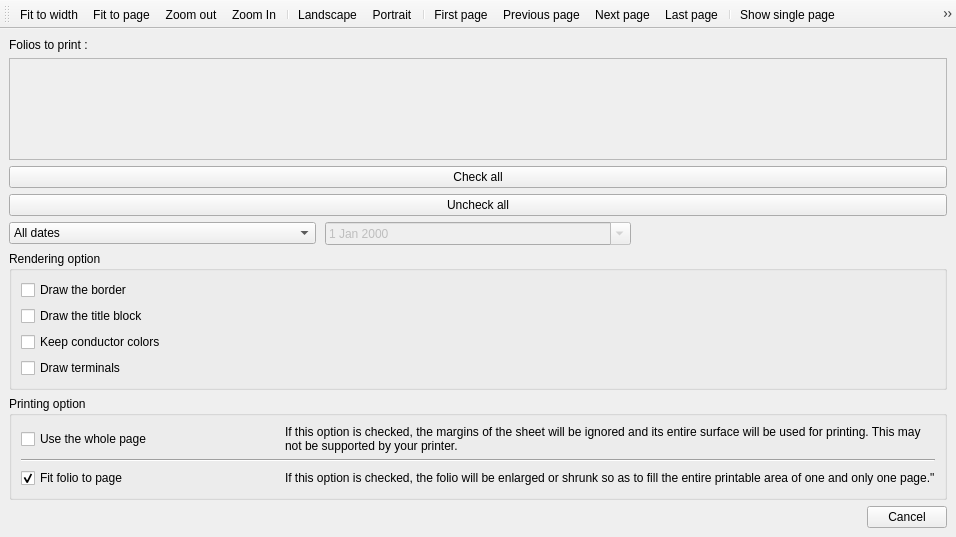
Old version of the form sources/print/projectprintwindow.ui in the repository EmilOsvoll/qelectrotech-source-mirror.
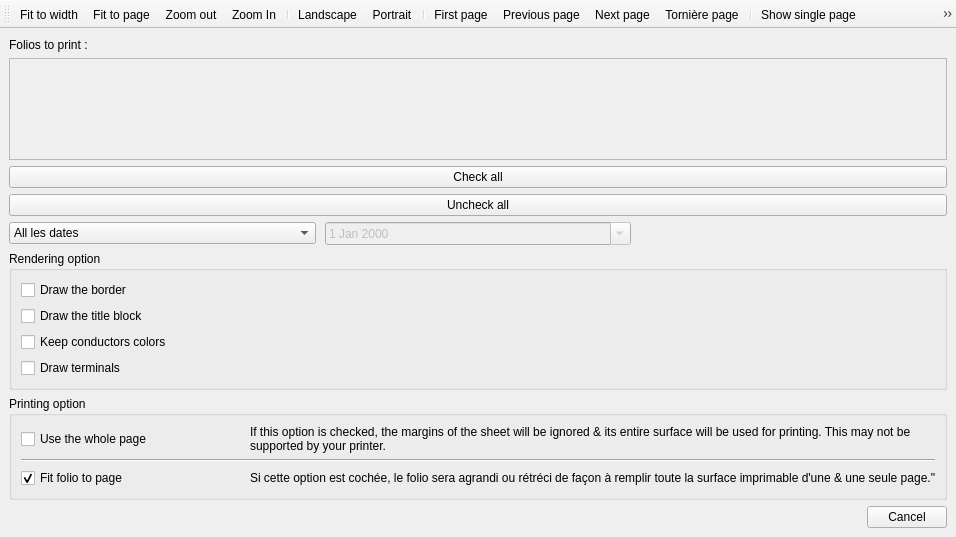
New version of the form. Icons and pictures are not drawn.

```diff
--- a/sources/print/projectprintwindow.ui
+++ b/sources/print/projectprintwindow.ui
@@ -100,7 +100,7 @@
             <widget class="QComboBox" name="m_date_from_cb">
              <item>
               <property name="text">
-               <string>All dates</string>
+               <string>All les dates</string>
               </property>
              </item>
              <item>
@@ -172,7 +172,7 @@
        <item>
         <widget class="QCheckBox" name="m_keep_conductor_color_cb">
          <property name="text">
-          <string>Keep conductor colors</string>
+          <string>Keep conductors colors</string>
          </property>
         </widget>
        </item>
@@ -212,7 +212,7 @@
        <item row="3" column="1">
         <widget class="QLabel" name="label_2">
          <property name="text">
-          <string>If this option is checked, the folio will be enlarged or shrunk so as to fill the entire printable area of one and only one page.&quot;</string>
+          <string>Si cette option est cochée, le folio sera agrandi ou rétréci de façon à remplir toute la surface imprimable d'une &amp; une seule page.&quot;</string>
          </property>
          <property name="margin">
           <number>0</number>
@@ -222,7 +222,7 @@
        <item row="0" column="1">
         <widget class="QLabel" name="label">
          <property name="text">
-          <string>If this option is checked, the margins of the sheet will be ignored and its entire surface will be used for printing. This may not be supported by your printer.</string>
+          <string>If this option is checked, the margins of the sheet will be ignored &amp; its entire surface will be used for printing. This may not be supported by your printer.</string>
          </property>
          <property name="wordWrap">
           <bool>true</bool>
@@ -370,7 +370,7 @@
      <normaloff>:/ico/22x22/arrow-right-double.png</normaloff>:/ico/22x22/arrow-right-double.png</iconset>
    </property>
    <property name="text">
-    <string>Last page</string>
+    <string>Tornière page</string>
    </property>
   </action>
   <action name="m_display_single_page_action">
@@ -397,7 +397,7 @@
      <normaloff>:/ico/22x22/all_pages.png</normaloff>:/ico/22x22/all_pages.png</iconset>
    </property>
    <property name="text">
-    <string>Show preview of all pages</string>
+    <string>Display all pages</string>
    </property>
   </action>
   <action name="m_page_setup">
```
Left out of the diff: 6 changed lines with no effect on the pictures.
